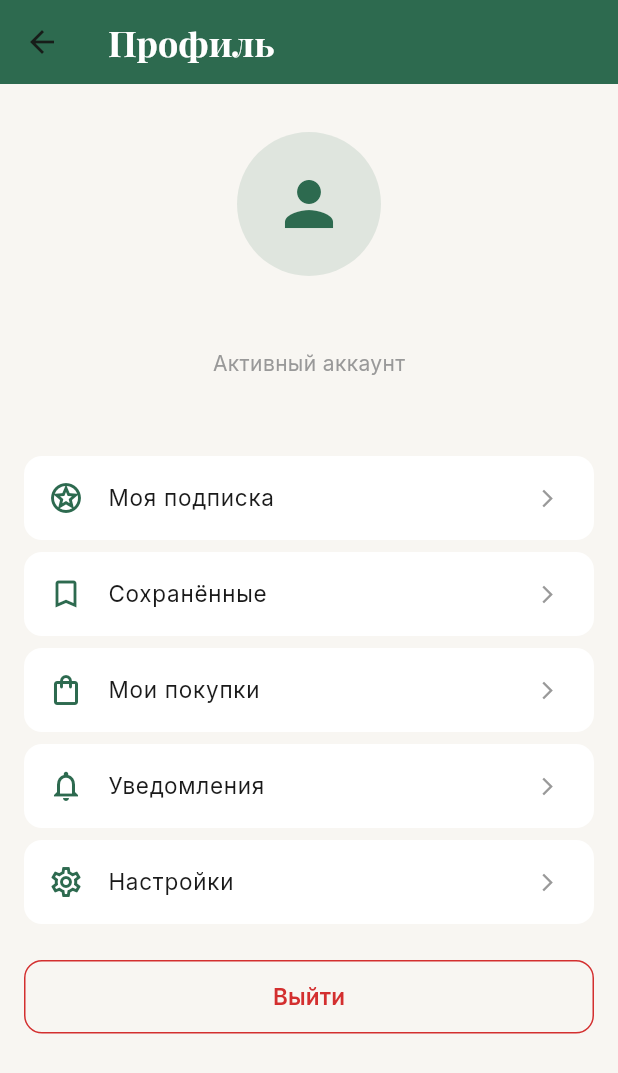
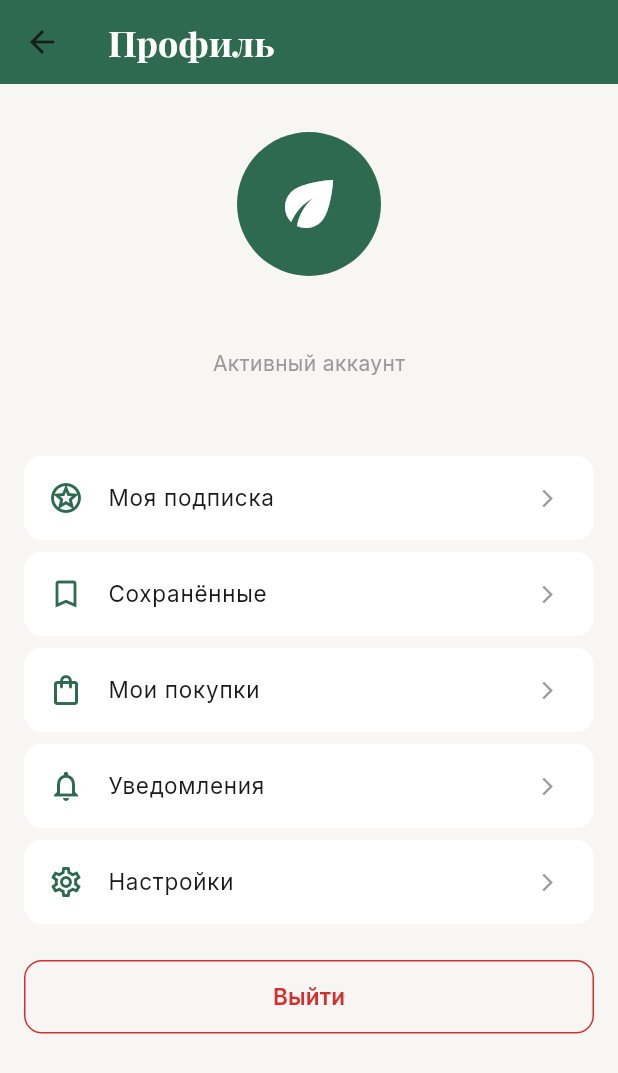
Before and after one commit to amirtohirov90/ygeia_app, a Flutter app: the ProfileScreen screen opened directly, on a phone screen of 412 x 824 dp. Shown: the top 1073 px of the screen. Run offline on Flutter 3.47's test engine with Material 3 defaults, Android fonts, the phone set to English and light mode, and no system bars; our stand-ins replace cloud_firestore, firebase_auth, firebase_core, google_fonts, shared_preferences; accounts and stored records are empty.

Commit message:
fix: replace person avatar with eco leaf icon
Co-Authored-By: Claude Opus 4.7 <noreply@anthropic.com>

```diff
--- a/lib/screens/profile_screen.dart
+++ b/lib/screens/profile_screen.dart
@@ -36,13 +36,17 @@ class ProfileScreen extends StatelessWidget {
               Center(
                 child: Column(
                   children: [
-                    CircleAvatar(
-                      radius: 48,
-                      backgroundColor: const Color(0xFF2D6A4F).withOpacity(0.12),
+                    Container(
+                      width: 96,
+                      height: 96,
+                      decoration: const BoxDecoration(
+                        color: Color(0xFF2D6A4F),
+                        shape: BoxShape.circle,
+                      ),
                       child: const Icon(
-                        Icons.person,
+                        Icons.eco,
                         size: 48,
-                        color: Color(0xFF2D6A4F),
+                        color: Colors.white,
                       ),
                     ),
                     const SizedBox(height: 12),
```
